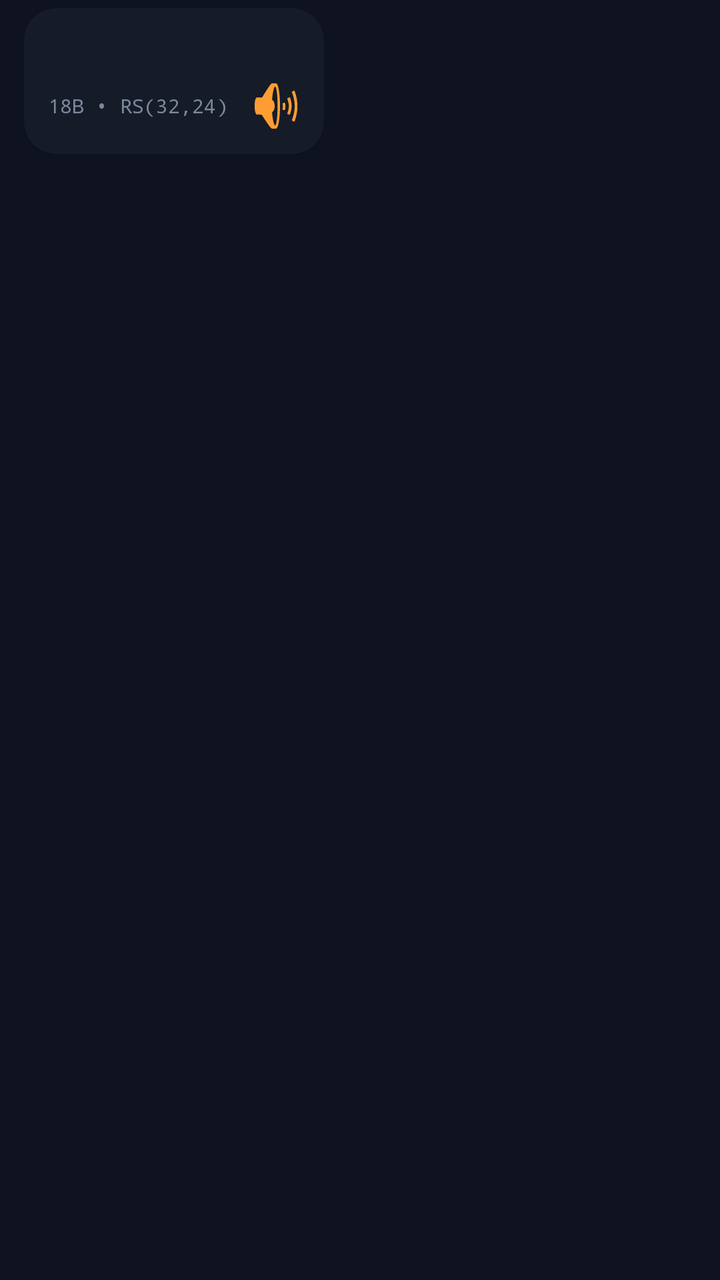
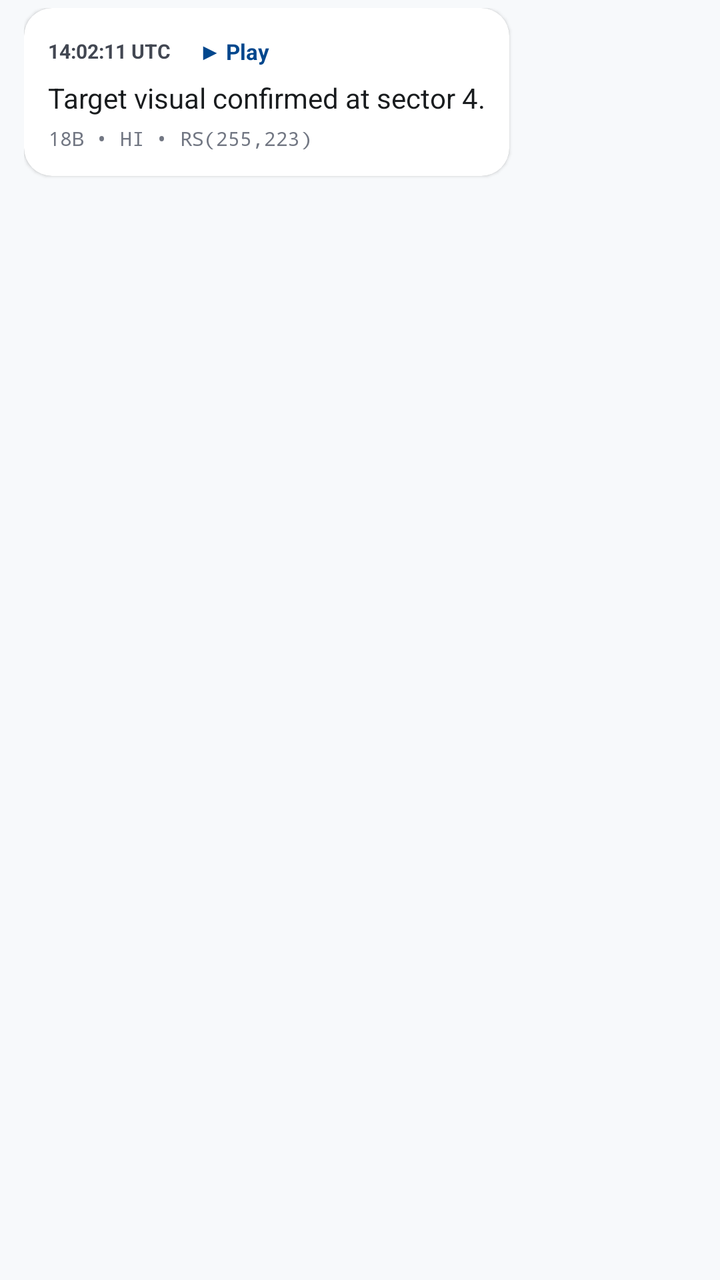

Two renders of the same Android screen: before a commit and after it. Below are the layout's source before the change and the commit's diff.
<!-- AndroidManifest.xml: application theme Theme.ITantra -->
<!-- res/layout/item_message.xml -->
<?xml version="1.0" encoding="utf-8"?>
<LinearLayout xmlns:android="http://schemas.android.com/apk/res/android"
    xmlns:app="http://schemas.android.com/apk/res-auto"
    android:layout_width="match_parent"
    android:layout_height="wrap_content"
    android:orientation="vertical"
    android:paddingStart="12dp"
    android:paddingEnd="12dp"
    android:paddingTop="4dp"
    android:paddingBottom="4dp">

    <androidx.cardview.widget.CardView
        android:id="@+id/cardMessage"
        android:layout_width="wrap_content"
        android:layout_height="wrap_content"
        android:layout_gravity="start"
        app:cardCornerRadius="16dp"
        app:cardElevation="1dp"
        app:cardBackgroundColor="@color/bg_surface">

        <LinearLayout
            android:layout_width="wrap_content"
            android:layout_height="wrap_content"
            android:orientation="vertical"
            android:padding="12dp">

            <TextView
                android:id="@+id/tvSosBadge"
                android:layout_width="wrap_content"
                android:layout_height="wrap_content"
                android:text="🚨 LEVEL 0 SOS"
                android:textColor="@color/tactical_red"
                android:textStyle="bold"
                android:textSize="11sp"
                android:visibility="gone"
                android:layout_marginBottom="4dp" />

            <TextView
                android:id="@+id/tvMessageText"
                android:layout_width="wrap_content"
                android:layout_height="wrap_content"
                android:textColor="@color/text_primary"
                android:textSize="14sp"
                android:textStyle="bold" />

            <LinearLayout
                android:layout_width="wrap_content"
                android:layout_height="wrap_content"
                android:orientation="horizontal"
                android:gravity="center_vertical"
                android:layout_marginTop="6dp">

                <TextView
                    android:id="@+id/tvTokenInfo"
                    android:layout_width="wrap_content"
                    android:layout_height="wrap_content"
                    android:text="18B • RS(32,24)"
                    android:fontFamily="monospace"
                    android:textSize="10sp"
                    android:textColor="@color/text_muted" />

                <ImageButton
                    android:id="@+id/btnPlayTts"
                    android:layout_width="24dp"
                    android:layout_height="24dp"
                    android:layout_marginStart="12dp"
                    android:background="?attr/selectableItemBackgroundBorderless"
                    android:src="@android:drawable/ic_lock_silent_mode_off"
                    app:tint="@color/isro_blue"
                    android:contentDescription="Play Voice" />
            </LinearLayout>
        </LinearLayout>
    </androidx.cardview.widget.CardView>

    <TextView
        android:id="@+id/tvTimestamp"
        android:layout_width="wrap_content"
        android:layout_height="wrap_content"
        android:layout_gravity="start"
        android:textSize="9sp"
        android:fontFamily="monospace"
        android:textColor="@color/text_muted"
        android:layout_marginTop="2dp"
        android:layout_marginStart="4dp" />
</LinearLayout>
<!-- resources referenced by this layout -->
<resources>
  <color name="bg_surface">#161B28</color>
  <color name="isro_blue">#FF9D33</color>
  <color name="tactical_red">#FFB4AB</color>
  <color name="text_muted">#7A889B</color>
  <color name="text_primary">#DFE2F3</color>
  <style name="Theme.ITantra" parent="Theme.Material3.Light.NoActionBar">
          <item name="colorPrimary">@color/isro_blue</item>
          <item name="colorPrimaryVariant">@color/isro_blue_dark</item>
          <item name="colorOnPrimary">@color/bg_surface</item>
          <item name="colorSecondary">@color/isro_accent</item>
          <item name="android:statusBarColor">@color/bg_surface</item>
          <item name="android:windowLightStatusBar">true</item>
          <item name="android:windowBackground">@color/bg_page</item>
      </style>
  <color name="isro_blue_dark">#FFC490</color>
  <color name="isro_accent">#FF9D33</color>
  <color name="bg_page">#0F131F</color>
</resources>

<!-- the commit's change to res/layout/item_message.xml (unified diff, before → after) -->
@@ -13,10 +13,10 @@
         android:id="@+id/cardMessage"
         android:layout_width="wrap_content"
         android:layout_height="wrap_content"
-        android:layout_gravity="start"
-        app:cardCornerRadius="16dp"
+        android:maxWidth="320dp"
+        app:cardCornerRadius="14dp"
         app:cardElevation="1dp"
-        app:cardBackgroundColor="@color/bg_surface">
+        app:cardBackgroundColor="@color/bg_surface_card">
 
         <LinearLayout
             android:layout_width="wrap_content"
@@ -24,62 +24,73 @@
             android:orientation="vertical"
             android:padding="12dp">
 
-            <TextView
-                android:id="@+id/tvSosBadge"
-                android:layout_width="wrap_content"
-                android:layout_height="wrap_content"
-                android:text="🚨 LEVEL 0 SOS"
-                android:textColor="@color/tactical_red"
-                android:textStyle="bold"
-                android:textSize="11sp"
-                android:visibility="gone"
-                android:layout_marginBottom="4dp" />
-
-            <TextView
-                android:id="@+id/tvMessageText"
-                android:layout_width="wrap_content"
-                android:layout_height="wrap_content"
-                android:textColor="@color/text_primary"
-                android:textSize="14sp"
-                android:textStyle="bold" />
-
+            
             <LinearLayout
                 android:layout_width="wrap_content"
                 android:layout_height="wrap_content"
                 android:orientation="horizontal"
                 android:gravity="center_vertical"
-                android:layout_marginTop="6dp">
+                android:layout_marginBottom="4dp">
 
                 <TextView
-                    android:id="@+id/tvTokenInfo"
+                    android:id="@+id/tvSosBadge"
                     android:layout_width="wrap_content"
                     android:layout_height="wrap_content"
-                    android:text="18B • RS(32,24)"
-                    android:fontFamily="monospace"
+                    android:text="🚨 SOS"
+                    android:textColor="@color/tactical_red"
                     android:textSize="10sp"
-                    android:textColor="@color/text_muted" />
+                    android:textStyle="bold"
+                    android:background="@color/tactical_red_light"
+                    android:paddingStart="4dp"
+                    android:paddingEnd="4dp"
+                    android:layout_marginEnd="6dp"
+                    android:visibility="gone" />
 
-                <ImageButton
+                <TextView
+                    android:id="@+id/tvTimestamp"
+                    android:layout_width="wrap_content"
+                    android:layout_height="wrap_content"
+                    android:text="14:02:11 UTC"
+                    android:textColor="@color/text_secondary"
+                    android:textSize="10sp"
+                    android:textStyle="bold" />
+
+                <View
+                    android:layout_width="12dp"
+                    android:layout_height="0dp" />
+
+                
+                <TextView
                     android:id="@+id/btnPlayTts"
-                    android:layout_width="24dp"
-                    android:layout_height="24dp"
-                    android:layout_marginStart="12dp"
-                    android:background="?attr/selectableItemBackgroundBorderless"
-                    android:src="@android:drawable/ic_lock_silent_mode_off"
-                    app:tint="@color/isro_blue"
-                    android:contentDescription="Play Voice" />
+                    android:layout_width="wrap_content"
+                    android:layout_height="wrap_content"
+                    android:text="▶ Play"
+                    android:textColor="@color/isro_blue"
+                    android:textSize="11sp"
+                    android:textStyle="bold"
+                    android:padding="2dp" />
             </LinearLayout>
+
+            
+            <TextView
+                android:id="@+id/tvMessageText"
+                android:layout_width="wrap_content"
+                android:layout_height="wrap_content"
+                android:text="Target visual confirmed at sector 4."
+                android:textColor="@color/text_primary"
+                android:textSize="14sp"
+                android:lineSpacingExtra="2dp" />
+
+            
+            <TextView
+                android:id="@+id/tvTokenInfo"
+                android:layout_width="wrap_content"
+                android:layout_height="wrap_content"
+                android:text="18B • HI • RS(255,223)"
+                android:textColor="@color/text_muted"
+                android:textSize="10sp"
+                android:fontFamily="monospace"
+                android:layout_marginTop="4dp" />
         </LinearLayout>
     </androidx.cardview.widget.CardView>
-
-    <TextView
-        android:id="@+id/tvTimestamp"
-        android:layout_width="wrap_content"
-        android:layout_height="wrap_content"
-        android:layout_gravity="start"
-        android:textSize="9sp"
-        android:fontFamily="monospace"
-        android:textColor="@color/text_muted"
-        android:layout_marginTop="2dp"
-        android:layout_marginStart="4dp" />
 </LinearLayout>
<!-- resource entries referenced after the edit -->
@@ -1,10 +1,12 @@
 <!-- resources referenced by this layout -->
 <resources>
-  <color name="bg_surface">#161B28</color>
-  <color name="isro_blue">#FF9D33</color>
-  <color name="tactical_red">#FFB4AB</color>
-  <color name="text_muted">#7A889B</color>
-  <color name="text_primary">#DFE2F3</color>
+  <color name="bg_surface_card">#FFFFFF</color>
+  <color name="isro_blue">#00478D</color>
+  <color name="tactical_red">#BA1A1A</color>
+  <color name="tactical_red_light">#FFDAD6</color>
+  <color name="text_muted">#727783</color>
+  <color name="text_primary">#191C1E</color>
+  <color name="text_secondary">#424752</color>
   <style name="Theme.ITantra" parent="Theme.Material3.Light.NoActionBar">
           <item name="colorPrimary">@color/isro_blue</item>
           <item name="colorPrimaryVariant">@color/isro_blue_dark</item>
@@ -14,8 +16,9 @@
           <item name="android:windowLightStatusBar">true</item>
           <item name="android:windowBackground">@color/bg_page</item>
       </style>
-  <color name="isro_blue_dark">#FFC490</color>
-  <color name="isro_accent">#FF9D33</color>
-  <color name="bg_page">#0F131F</color>
+  <color name="isro_blue_dark">#001B3D</color>
+  <color name="bg_surface">#F7F9FB</color>
+  <color name="isro_accent">#005EB8</color>
+  <color name="bg_page">#F7F9FB</color>
 </resources>
 
